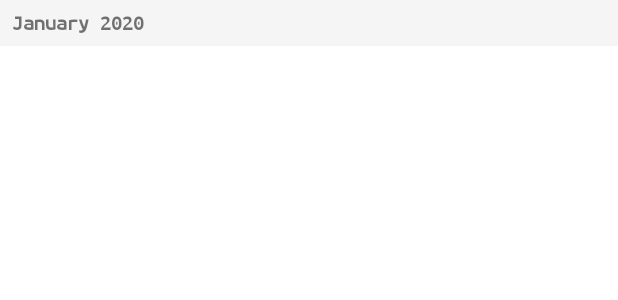
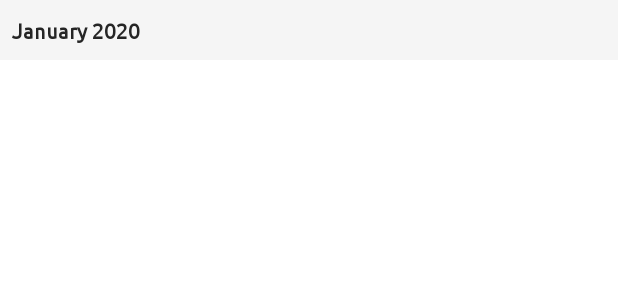
Before and after one commit to AgelousisDev/Payments, an Android app: the layout header_row_layout.xml on its own in the app's theme, with its tools: preview values and no code run, on a phone screen of 412 x 824 dp. Shown: the top 300 px of the screen. Run offline under Robolectric (Android 15) with nearby library versions, the phone set to English and light mode, and no system bars.

Commit message:
Monthly Fees
Configure files after import. Save byteArray...

```diff
--- a/app/src/main/java/com/agelousis/monthlyfees/database/SQLiteHelper.kt
+++ b/app/src/main/java/com/agelousis/monthlyfees/database/SQLiteHelper.kt
@@ -52,6 +52,7 @@ class SQLiteHelper(context: Context) : SQLiteOpenHelper(context, DB_NAME, null,
         const val DESCRIPTION = "description"
         const val FILENAME = "file_name"
         const val DATE_TIME = "date_time"
+        const val FILE_DATA = "file_data"
 
         // Database Information
         private const val DB_NAME = "MONTHLY_FEES.db"
@@ -79,7 +80,7 @@ class SQLiteHelper(context: Context) : SQLiteOpenHelper(context, DB_NAME, null,
 
         //Creating files table query
         private const val FILES_TABLE_CREATION_QUERY = "CREATE TABLE $FILES_TABLE_NAME($ID INTEGER PRIMARY KEY AUTOINCREMENT," +
-                "$USER_ID INTEGER, $DESCRIPTION TEXT, $FILENAME TEXT, $DATE_TIME TEXT);"
+                "$USER_ID INTEGER, $DESCRIPTION TEXT, $FILENAME TEXT, $DATE_TIME TEXT, $FILE_DATA BLOB);"
 
     }
 
--- a/app/src/main/java/com/agelousis/monthlyfees/main/ui/files/models/FileDataModel.kt
+++ b/app/src/main/java/com/agelousis/monthlyfees/main/ui/files/models/FileDataModel.kt
@@ -21,4 +21,6 @@ data class FileDataModel(val fileId: Int? = null,
                 showingDateFormat.format(fileDate ?: return@let null)
         }
 
+    var fileData: ByteArray? = null
+
 }
--- a/app/src/main/java/com/agelousis/monthlyfees/main/ui/payments/PaymentsFragment.kt
+++ b/app/src/main/java/com/agelousis/monthlyfees/main/ui/payments/PaymentsFragment.kt
@@ -250,7 +250,7 @@ class PaymentsFragment : Fragment(), GroupPresenter, PaymentPresenter {
             }
         }
         filteredList.addAll(
-            list.filterIsInstance<GroupModel>()
+            list.filterIsInstance<GroupModel>().filter { it.groupName?.toLowerCase(Locale.getDefault())?.contains(query?.toLowerCase(Locale.getDefault()) ?: "") == true }
         )
 
         if (filteredList.isEmpty())
--- a/app/src/main/java/com/agelousis/monthlyfees/main/ui/payments/viewModels/PaymentsViewModel.kt
+++ b/app/src/main/java/com/agelousis/monthlyfees/main/ui/payments/viewModels/PaymentsViewModel.kt
@@ -67,8 +67,10 @@ class PaymentsViewModel: ViewModel() {
                 description = description,
                 fileName = file.name,
                 dateTime = Date().pdfFormattedCurrentDate
-            )
-        ) {}
+            ).also {
+                it.fileData = file.readBytes()
+            }
+        )
     }
 
 }
--- a/app/src/main/res/layout/header_row_layout.xml
+++ b/app/src/main/res/layout/header_row_layout.xml
@@ -1,5 +1,6 @@
 <?xml version="1.0" encoding="utf-8"?>
-<layout xmlns:tools="http://schemas.android.com/tools">
+<layout xmlns:tools="http://schemas.android.com/tools"
+    xmlns:app="http://schemas.android.com/apk/res-auto">
     <data>
         <import type="android.view.View" />
         <variable
@@ -7,25 +8,24 @@
             type="com.agelousis.monthlyfees.main.ui.files.models.HeaderModel" />
     </data>
 
-    <LinearLayout
+    <androidx.constraintlayout.widget.ConstraintLayout
         xmlns:android="http://schemas.android.com/apk/res/android"
         android:layout_width="match_parent"
-        android:layout_height="wrap_content"
+        android:layout_height="40dp"
         android:orientation="vertical"
-        android:background="@color/whiteTwo"
-        android:paddingStart="@dimen/nav_header_vertical_spacing"
-        android:paddingTop="@dimen/nav_header_vertical_spacing"
-        android:paddingBottom="@dimen/nav_header_vertical_spacing"
-        android:paddingEnd="@dimen/nav_header_vertical_spacing">
+        android:background="@color/whiteTwo">
 
         <com.google.android.material.textview.MaterialTextView
+            style="@style/TextViewTitleLabel"
             android:layout_width="wrap_content"
             android:layout_height="wrap_content"
-            android:fontFamily="@font/ubuntu_monospace"
-            android:textStyle="bold"
+            android:layout_marginStart="@dimen/nav_header_vertical_spacing"
             android:text="@{headerModel.header}"
-            tools:text="January 2020"/>
+            tools:text="January 2020"
+            app:layout_constraintStart_toStartOf="parent"
+            app:layout_constraintTop_toTopOf="parent"
+            app:layout_constraintBottom_toBottomOf="parent"/>
 
-    </LinearLayout>
+    </androidx.constraintlayout.widget.ConstraintLayout>
 
 </layout>
--- a/app/src/main/res/values/strings.xml
+++ b/app/src/main/res/values/strings.xml
@@ -75,6 +75,6 @@
     <string name="key_file_saved_message">PDF created successfully. Navigate to see the list of PDFs</string>
     <string name="key_delete_file_message">Do you want to delete this file?</string>
     <string name="key_total_payments_label">Total Payments</string>
-    <string name="key_file_not_exist_due_to_backup_message">PDF does not exist due to Backup/Restore. You can recreate them navigating to Home.</string>
+    <string name="key_file_not_exists_message">It seems that this PDF does not exist. Recreate it by navigating to home &amp; swipe a person to left.</string>
 
 </resources>
```
Also changed, not shown: app/src/main/java/com/agelousis/monthlyfees/database/DBManager.kt (+7 -3 lines), app/src/main/java/com/agelousis/monthlyfees/main/ui/files/FilesFragment.kt (+12 -2 lines), app/src/main/java/com/agelousis/monthlyfees/main/ui/files/viewModel/FilesViewModel.kt (+13 -0 lines).
